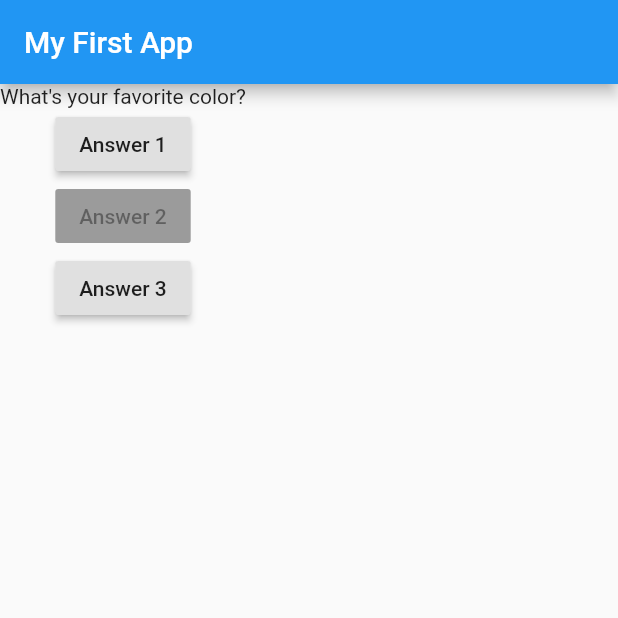
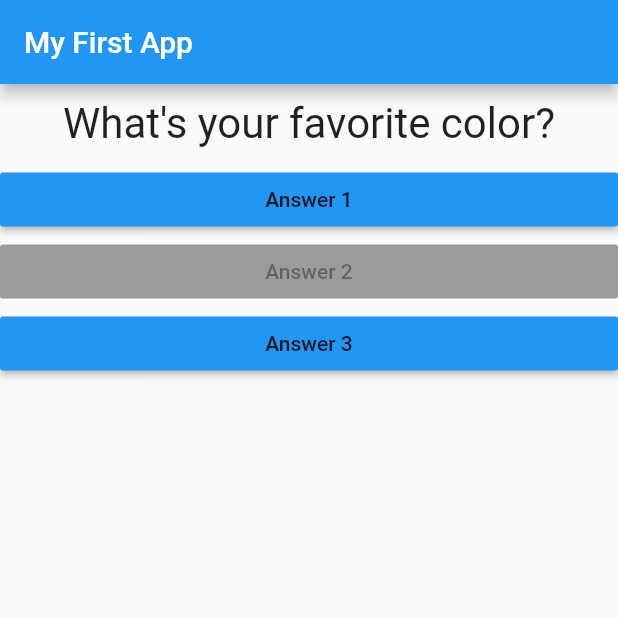
Before and after one commit to ong-ar/flutter-academind, a Flutter app: the screen it shows after launch, on a phone screen of 412 x 824 dp, the top half of it. Run offline on Flutter 3.47's test engine with Material 2 defaults, Android fonts, the phone set to English and light mode, and no system bars.

Commit message:
question and answer widget 분리

```diff
--- /dev/null
+++ b/lib/answer.dart
@@ -0,0 +1,20 @@
+import "package:flutter/material.dart";
+
+class Answer extends StatelessWidget {
+  final String buttonText;
+  final Function clickedHandler;
+
+  Answer({this.buttonText, this.clickedHandler});
+
+  @override
+  Widget build(BuildContext context) {
+    return Container(
+      width: double.infinity,
+      child: RaisedButton(
+        color: Colors.blue,
+        child: Text(buttonText),
+        onPressed: clickedHandler,
+      ),
+    );
+  }
+}
--- a/lib/main.dart
+++ b/lib/main.dart
@@ -1,4 +1,6 @@
 import 'package:flutter/material.dart';
+import 'package:flutter_academind/question.dart';
+import "./answer.dart";
 
 // void main() {
 //   runApp(MyApp());
@@ -34,20 +36,20 @@ class _MyAppState extends State<MyApp> {
           ),
           body: Column(
             children: <Widget>[
-              Text(
-                questions[_questionIndex],
+              Question(
+                questionText: questions[_questionIndex],
               ),
-              RaisedButton(
-                child: Text('Answer 1'),
-                onPressed: _answerQuestion,
+              Answer(
+                buttonText: 'Answer 1',
+                clickedHandler: _answerQuestion,
               ),
-              RaisedButton(
-                child: Text('Answer 2'),
-                onPressed: null,
+              Answer(
+                buttonText: 'Answer 2',
+                clickedHandler: null,
               ),
-              RaisedButton(
-                child: Text('Answer 3'),
-                onPressed: () => print('text'),
+              Answer(
+                buttonText: 'Answer 3',
+                clickedHandler: () => print('text'),
               )
             ],
           )),
--- /dev/null
+++ b/lib/question.dart
@@ -0,0 +1,20 @@
+import 'package:flutter/material.dart';
+
+class Question extends StatelessWidget {
+  final String questionText;
+
+  Question({@required this.questionText});
+
+  @override
+  Widget build(BuildContext context) {
+    return Container(
+      width: double.infinity,
+      margin: EdgeInsets.all(10),
+      child: Text(
+        questionText,
+        style: TextStyle(fontSize: 28),
+        textAlign: TextAlign.center,
+      ),
+    );
+  }
+}
```
